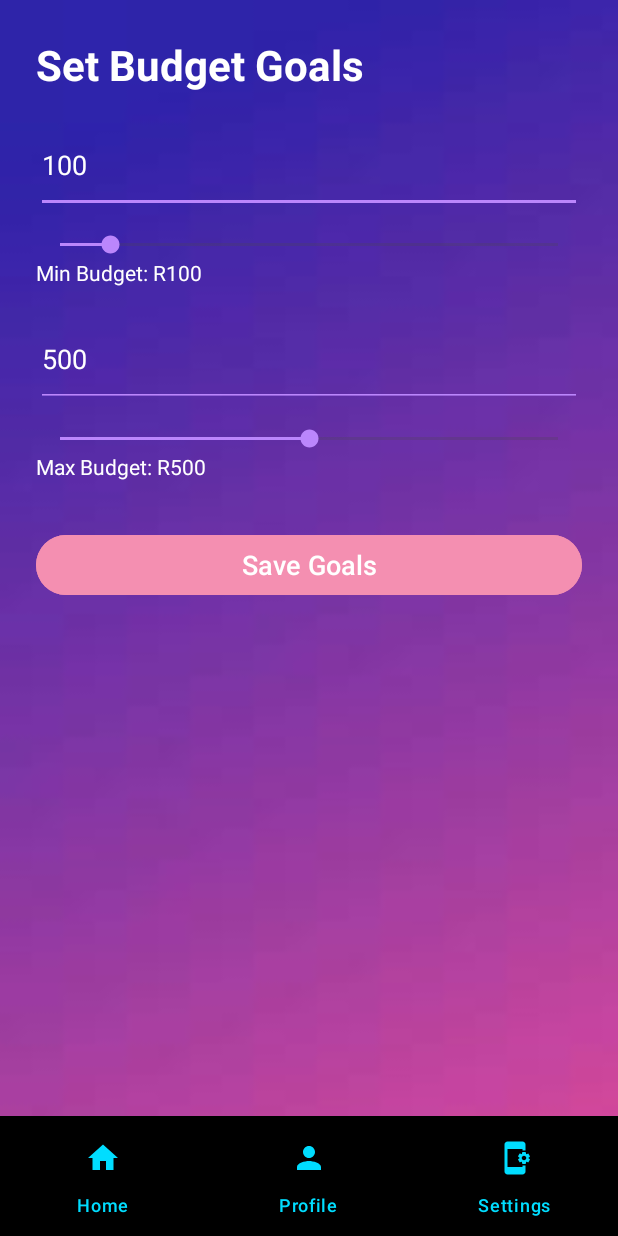
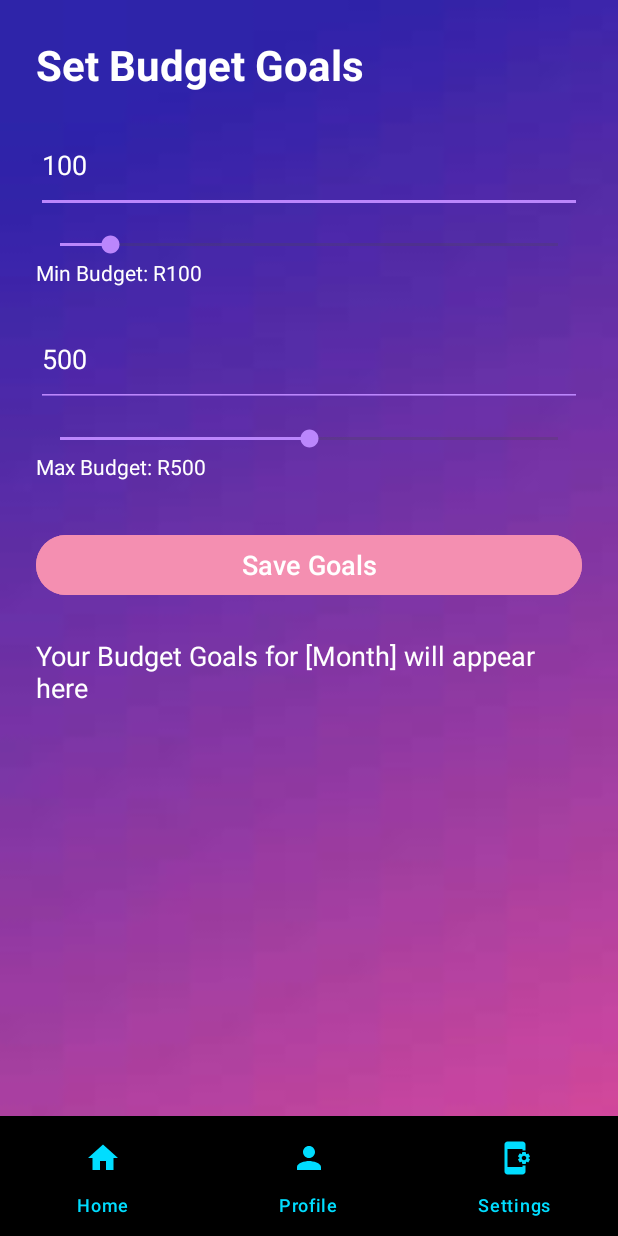
Before and after one commit to DiancaJadeNaidu/BudgetTrackerApp, an Android app: the BudgetGoalsActivity screen opened directly, with no data from a screen before it, on a phone screen of 412 x 824 dp. Run offline under Robolectric (Android 15) with nearby library versions, the phone set to English and light mode, and no system bars.

```diff
--- a/app/src/main/java/com/dianca/budgettrackerapp/BaseActivity.kt
+++ b/app/src/main/java/com/dianca/budgettrackerapp/BaseActivity.kt
@@ -40,6 +40,8 @@ abstract class BaseActivity : AppCompatActivity() {
         for (i in 0 until bottomNav.menu.size()) {
             bottomNav.menu.getItem(i).isChecked = false
         }
+
     }
 
+
 }
--- a/app/src/main/java/com/dianca/budgettrackerapp/HomeFragment.kt
+++ b/app/src/main/java/com/dianca/budgettrackerapp/HomeFragment.kt
@@ -5,6 +5,7 @@ import android.os.Bundle
 import android.view.LayoutInflater
 import android.view.View
 import android.view.ViewGroup
+import android.widget.Toast
 import androidx.fragment.app.Fragment
 import com.google.firebase.auth.FirebaseAuth
 import com.dianca.budgettrackerapp.databinding.FragmentHomeBinding
@@ -69,6 +70,7 @@ class HomeFragment : Fragment() {
         //placeholder for navigating to graph activity
         binding.imgGraph.setOnClickListener {
             //startActivity(Intent(activity, GraphActivity::class.java))
+            Toast.makeText(requireContext(), "Feature coming soon", Toast.LENGTH_SHORT).show()
         }
         return binding.root
     }
--- a/app/src/main/java/com/dianca/budgettrackerapp/NotificationsActivity.kt
+++ b/app/src/main/java/com/dianca/budgettrackerapp/NotificationsActivity.kt
@@ -3,6 +3,7 @@ package com.dianca.budgettrackerapp
 import android.content.SharedPreferences
 import android.os.Bundle
 import android.widget.Switch
+import android.widget.Toast
 import androidx.appcompat.app.AppCompatActivity
 
 class NotificationsActivity : BaseActivity() {
@@ -38,16 +39,18 @@ class NotificationsActivity : BaseActivity() {
         //save changes when the general notification switch is toggled
         generalSwitch.setOnCheckedChangeListener { _, isChecked ->
             sharedPreferences.edit().putBoolean("general", isChecked).apply()
+            Toast.makeText(this, "General notifications ${if (isChecked) "enabled" else "disabled"}", Toast.LENGTH_SHORT).show()
         }
 
         //save changes when the promotional notification switch is toggled
         promoSwitch.setOnCheckedChangeListener { _, isChecked ->
             sharedPreferences.edit().putBoolean("promotional", isChecked).apply()
+            Toast.makeText(this, "Promotional notifications ${if (isChecked) "enabled" else "disabled"}", Toast.LENGTH_SHORT).show()
         }
-
         //save changes when the alert notification switch is toggled
         alertSwitch.setOnCheckedChangeListener { _, isChecked ->
             sharedPreferences.edit().putBoolean("alert", isChecked).apply()
+            Toast.makeText(this, "Alert notifications ${if (isChecked) "enabled" else "disabled"}", Toast.LENGTH_SHORT).show()
         }
         //set up bottom navigation again
         setupBottomNav()
--- a/app/src/main/res/layout/activity_budget_goals.xml
+++ b/app/src/main/res/layout/activity_budget_goals.xml
@@ -95,6 +95,17 @@
                 android:backgroundTint="#f48fb1"
                 android:layout_marginTop="12dp" />
 
+            <TextView
+                android:id="@+id/txtDisplayGoals"
+                android:layout_width="match_parent"
+                android:layout_height="wrap_content"
+                android:text="Your Budget Goals for [Month] will appear here"
+                android:textColor="@android:color/white"
+                android:textSize="18sp"
+                android:layout_marginTop="24dp"
+                android:layout_marginBottom="24dp" />
+
+
         </LinearLayout>
     </ScrollView>
 
```
Also changed, not shown: app/src/main/java/com/dianca/budgettrackerapp/BudgetGoalsActivity.kt (+35 -6 lines).
